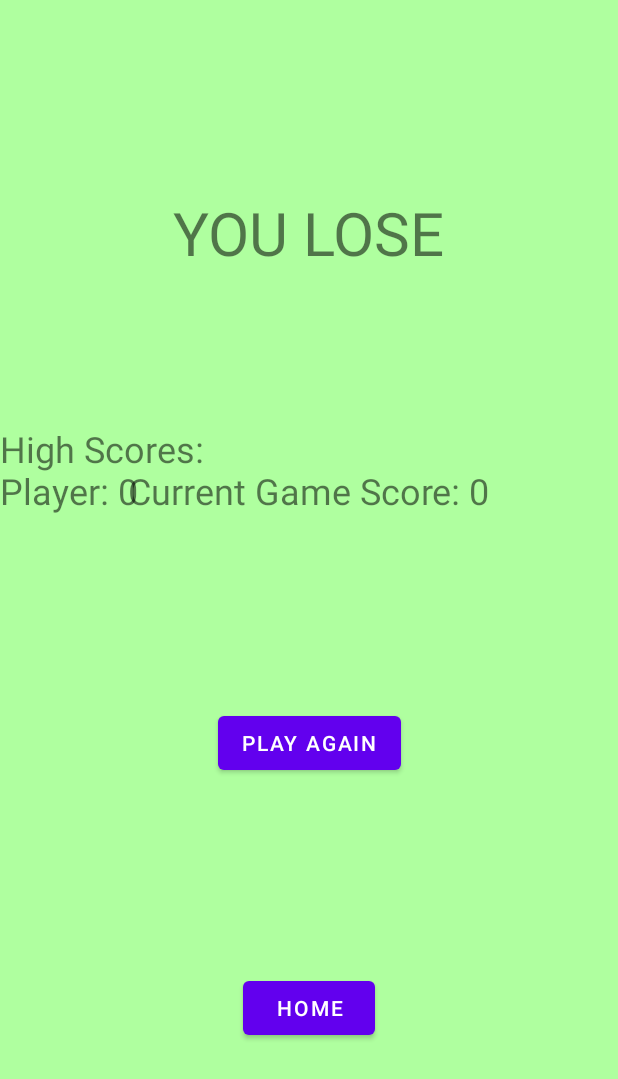
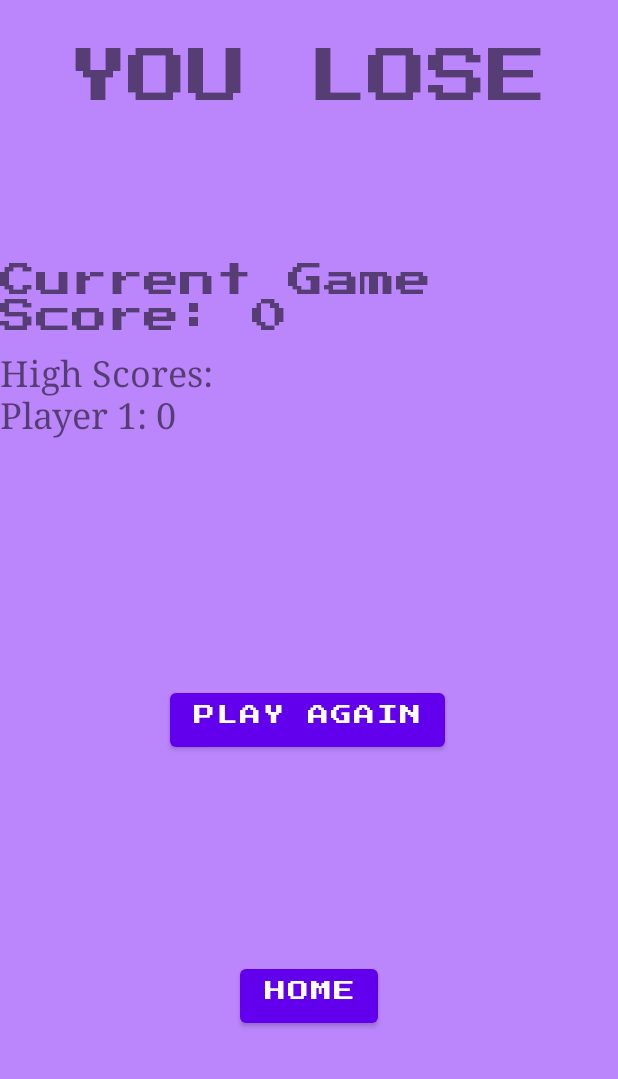
Before and after one commit to nmalamug/REVENGETABLES, an Android app: the LoseScreenFragment screen opened through its navigation route, on a phone screen of 412 x 824 dp. Shown: the top 1079 px of the screen. Run offline under Robolectric (Android 15) with nearby library versions, the phone set to English and light mode, and no system bars; our stand-ins replace navigation-ui; 1 statement that could not run was skipped.

Commit message:
font tingz

```diff
--- a/app/src/main/java/com/example/knightslabyrinth/HighScoreFragment.java
+++ b/app/src/main/java/com/example/knightslabyrinth/HighScoreFragment.java
@@ -1,5 +1,7 @@
 package com.example.knightslabyrinth;
 
+import android.graphics.Typeface;
+import android.os.Build;
 import android.os.Bundle;
 import android.view.LayoutInflater;
 import android.view.View;
@@ -8,6 +10,7 @@ import android.widget.LinearLayout;
 import android.widget.TextView;
 
 import androidx.annotation.NonNull;
+import androidx.annotation.RequiresApi;
 import androidx.fragment.app.Fragment;
 import androidx.navigation.fragment.NavHostFragment;
 
--- a/app/src/main/java/com/example/knightslabyrinth/LoseScreenFragment.java
+++ b/app/src/main/java/com/example/knightslabyrinth/LoseScreenFragment.java
@@ -1,5 +1,6 @@
 package com.example.knightslabyrinth;
 
+import android.graphics.Typeface;
 import android.os.Bundle;
 import android.view.LayoutInflater;
 import android.view.View;
@@ -7,6 +8,7 @@ import android.view.ViewGroup;
 import android.widget.Button;
 import android.widget.LinearLayout;
 import android.widget.TextView;
+import android.graphics.Typeface;
 
 import androidx.annotation.NonNull;
 import androidx.fragment.app.Fragment;
@@ -62,6 +64,7 @@ public class LoseScreenFragment extends Fragment {
     }
 
     private void displayHighScores() {
+        //Typeface tf = getResources().getFont(R.font.press_start_2p);
         List<String> highScores = scoreBoard.getHighScores();
         StringBuilder highScoresText = new StringBuilder("High Scores:\n");
 
@@ -71,6 +74,7 @@ public class LoseScreenFragment extends Fragment {
 
         TextView textView = new TextView(getContext());
         textView.setText(highScoresText.toString());
+        textView.setTypeface(Typeface.SERIF);
         textView.setTextSize(24);
         linearLayoutHighScores.addView(textView);
     }
--- a/app/src/main/java/com/example/knightslabyrinth/ScoreBoard.java
+++ b/app/src/main/java/com/example/knightslabyrinth/ScoreBoard.java
@@ -52,13 +52,15 @@ public class ScoreBoard {
             return Integer.compare(score2, score1);
         });
 
+        int playNum = 1;
         // Convert the high scores set to a more readable format
         List<String> highScoreList = new ArrayList<>();
         for (String highScore : sortedHighScores) {
             String[] parts = highScore.split("_");
             int score = Integer.parseInt(parts[0]);
             String playerName = parts[1];
-            highScoreList.add(playerName + ": " + score);
+            highScoreList.add(playerName + " " + playNum + ": " + score);
+            playNum++;
         }
         return highScoreList;
     }
--- a/app/src/main/res/layout/fragment_home_screen.xml
+++ b/app/src/main/res/layout/fragment_home_screen.xml
@@ -25,7 +25,7 @@
         android:id="@+id/imageView2"
         android:layout_width="129dp"
         android:layout_height="69dp"
-        android:layout_marginTop="48dp"
+        android:layout_marginTop="80dp"
         android:layout_marginEnd="-150dp"
         app:layout_constraintEnd_toStartOf="@+id/simpleTextView"
         app:layout_constraintTop_toTopOf="parent"
@@ -35,8 +35,8 @@
         android:id="@+id/imageView3"
         android:layout_width="129dp"
         android:layout_height="69dp"
-        android:layout_marginTop="48dp"
-        android:layout_marginEnd="6dp"
+        android:layout_marginTop="68dp"
+        android:layout_marginEnd="16dp"
         app:layout_constraintEnd_toEndOf="parent"
         app:layout_constraintTop_toTopOf="parent"
         app:srcCompat="@drawable/cloud" />
@@ -150,6 +150,7 @@
         android:layout_height="164dp"
         android:layout_marginStart="4dp"
 
+        android:layout_marginBottom="48dp"
         android:fontFamily="@font/press_start_2p"
         android:text="Knight's Labyrinth"
         android:textAlignment="center"
--- a/app/src/main/res/layout/fragment_lose_screen.xml
+++ b/app/src/main/res/layout/fragment_lose_screen.xml
@@ -5,16 +5,19 @@
     android:layout_width="match_parent"
     android:layout_height="match_parent"
     tools:context="LoseScreenFragment"
-    android:background="@color/green">
+    android:background="@color/purple_200">
 
     <TextView
         android:id="@+id/textView"
         android:layout_width="wrap_content"
         android:layout_height="wrap_content"
+        android:layout_marginTop="32dp"
+        android:fontFamily="@font/press_start_2p"
         android:text="YOU LOSE"
         android:textSize="40sp"
         app:layout_constraintBottom_toTopOf="@+id/textView2"
         app:layout_constraintEnd_toEndOf="parent"
+        app:layout_constraintHorizontal_bias="0.494"
         app:layout_constraintStart_toStartOf="parent"
         app:layout_constraintTop_toTopOf="parent" />
 
@@ -22,27 +25,32 @@
         android:id="@+id/textView2"
         android:layout_width="wrap_content"
         android:layout_height="wrap_content"
+        android:layout_marginTop="88dp"
+        android:fontFamily="@font/press_start_2p"
         android:text="Your Score: 0"
         android:textSize="24sp"
-        app:layout_constraintBottom_toTopOf="@+id/buttonGame"
         app:layout_constraintEnd_toEndOf="parent"
+        app:layout_constraintHorizontal_bias="0.535"
         app:layout_constraintStart_toStartOf="parent"
         app:layout_constraintTop_toBottomOf="@id/textView" />
 
     <Button
         android:id="@+id/buttonGame"
         android:layout_width="wrap_content"
-        android:layout_height="wrap_content"
+        android:layout_height="48dp"
+        android:fontFamily="@font/press_start_2p"
         android:text="Play Again"
         app:layout_constraintBottom_toTopOf="@+id/buttonMenu"
         app:layout_constraintEnd_toEndOf="parent"
+        app:layout_constraintHorizontal_bias="0.497"
         app:layout_constraintStart_toStartOf="parent"
-        app:layout_constraintTop_toBottomOf="@+id/textView2" />
+        app:layout_constraintTop_toBottomOf="@+id/scrollViewHighScores" />
 
     <Button
         android:id="@+id/buttonMenu"
         android:layout_width="wrap_content"
         android:layout_height="wrap_content"
+        android:fontFamily="@font/press_start_2p"
         android:text="Home"
         app:layout_constraintBottom_toBottomOf="parent"
         app:layout_constraintEnd_toEndOf="parent"
@@ -53,17 +61,18 @@
         android:id="@+id/scrollViewHighScores"
         android:layout_width="match_parent"
         android:layout_height="wrap_content"
-        app:layout_constraintBottom_toTopOf="@+id/buttonGame"
+        android:fontFamily="@font/press_start_2p"
         app:layout_constraintEnd_toEndOf="parent"
+        app:layout_constraintHorizontal_bias="0.0"
         app:layout_constraintStart_toStartOf="parent"
-        app:layout_constraintTop_toBottomOf="@id/textView">
+        app:layout_constraintTop_toBottomOf="@id/textView2">
 
         <LinearLayout
             android:id="@+id/linearLayoutHighScores"
+            android:fontFamily="@font/press_start_2p"
             android:layout_width="match_parent"
             android:layout_height="wrap_content"
-            android:orientation="vertical">
-        </LinearLayout>
+            android:orientation="vertical"></LinearLayout>
 
     </ScrollView>
 
--- a/app/src/main/res/values/colors.xml
+++ b/app/src/main/res/values/colors.xml
@@ -1,5 +1,5 @@
 <?xml version="1.0" encoding="utf-8"?>
-<resources>
+<resources xmlns:tools="http://schemas.android.com/tools">
     <color name="purple_200">#FFBB86FC</color>
     <color name="purple_500">#FF6200EE</color>
     <color name="purple_700">#FF3700B3</color>
@@ -8,4 +8,5 @@
     <color name="black">#FF000000</color>
     <color name="white">#FFFFFFFF</color>
     <color name="green">#AFFF9F</color>
+
 </resources>
```
